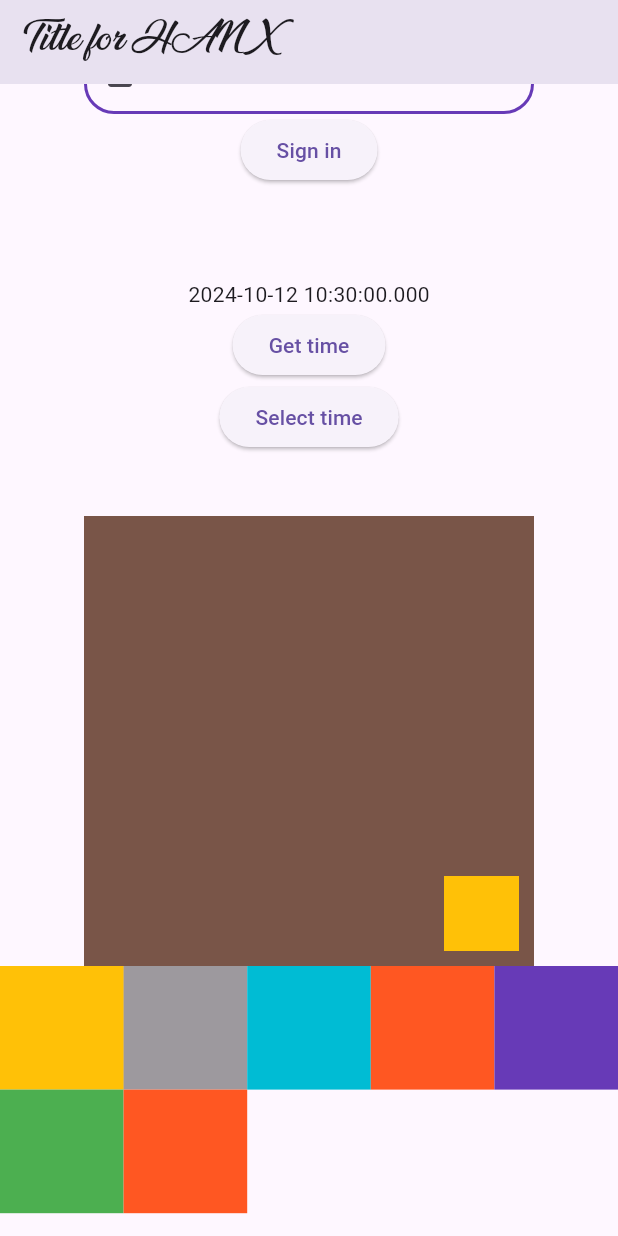
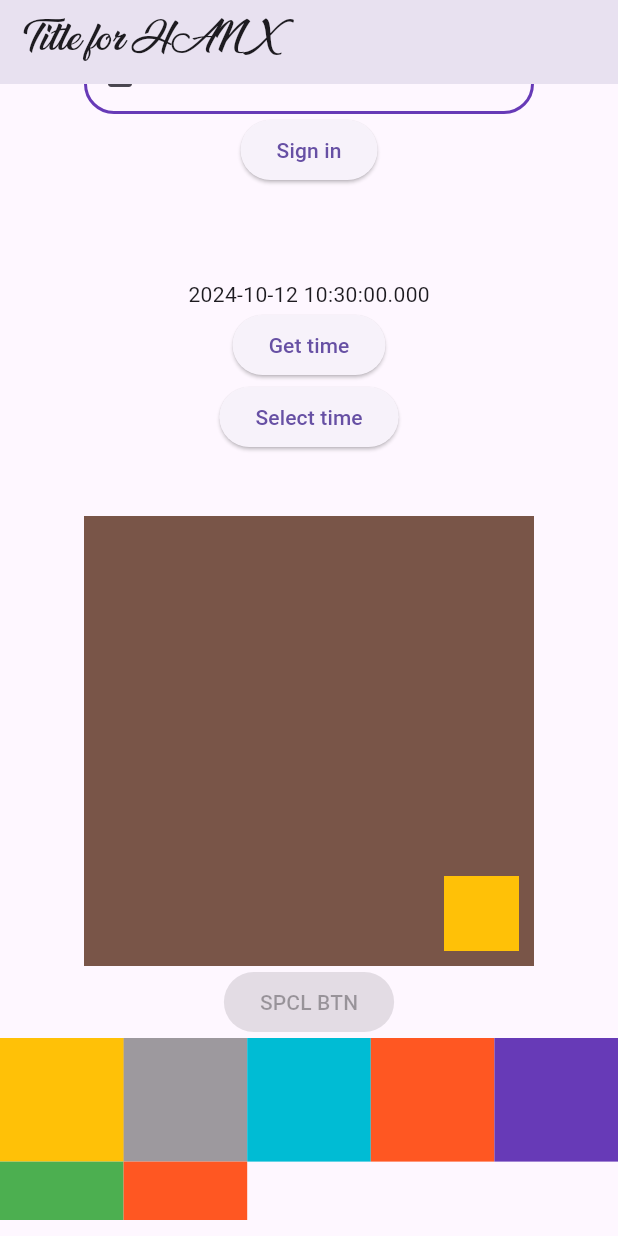
Before and after one commit to Hanzla-Nouman/Flutter-Dart-Basics, a Flutter app: the screen it shows after launch, scrolled down 1152 dp, on a phone screen of 412 x 824 dp. Run offline on Flutter 3.47's test engine with Material 3 defaults, Android fonts, the phone set to English and light mode, and no system bars.

Commit message:
creating custom widgtes

```diff
--- a/lib/main.dart
+++ b/lib/main.dart
@@ -1,4 +1,5 @@
 import 'package:classic/ui_helper/first.dart';
+import 'package:classic/widgets/button.dart';
 import 'package:flutter/material.dart';
 
 void main() {
@@ -292,6 +293,7 @@ class _MyHomePageState extends State<MyHomePage> {
                         Positioned(child: Container(width: 50,height: 50,color: Colors.amber,),bottom: 10,right: 10,) ,
                       ],)
                       ,),
+                      Center(child: SpecialButton(text: 'SPCL BTN'),),
                   Container(
                     height: 200,
                     child: GridView.count(
--- /dev/null
+++ b/lib/widgets/button.dart
@@ -0,0 +1,31 @@
+import 'package:flutter/material.dart';
+
+class SpecialButton extends StatelessWidget {
+  final String text;
+  final Icon? icon;
+  final Color? bgColor;
+  final TextStyle? textstyle;
+  final VoidCallback? callback;
+  SpecialButton(
+      {this.bgColor,
+      this.icon,
+      required this.text,
+      this.textstyle,
+      this.callback});
+  @override
+  Widget build(BuildContext context) {
+    return ElevatedButton(
+        onPressed: callback,
+        child: icon!=null
+            ? Row(
+                children: [
+                  icon!,
+                  Text(
+                    text,
+                    style: textstyle,
+                  )
+                ],
+              )
+            : Text(text, style: textstyle));
+  }
+}
```
